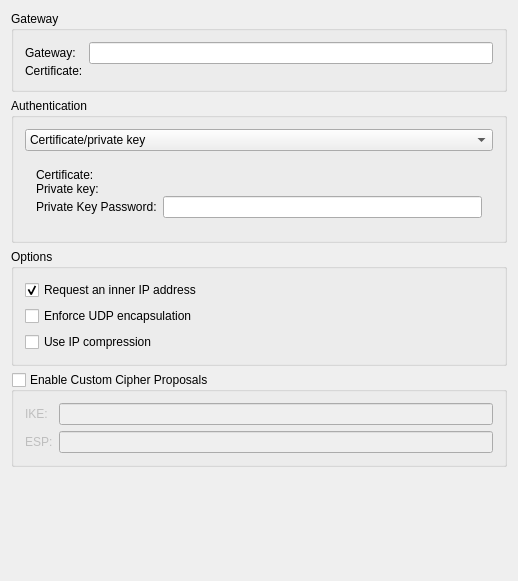
KDE/plasma-nm, file vpn/strongswan/strongswanprop.ui: the form before one commit.
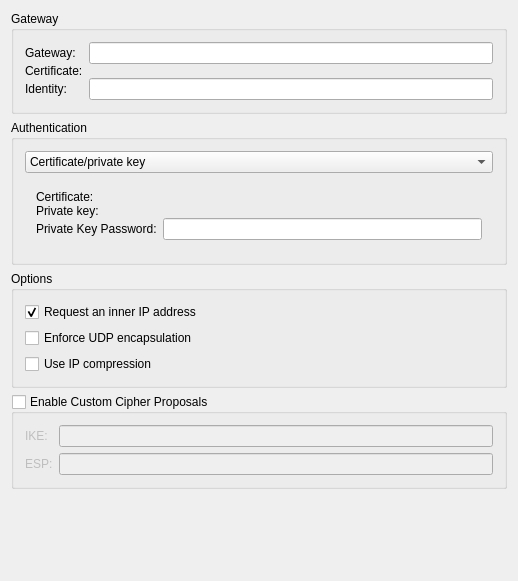
The form after the commit. Custom widgets are drawn as their Qt base class.

Commit message: Add Remote Identity, password options and password save/load

Diff of the .ui file:
```diff
--- a/vpn/strongswan/strongswanprop.ui
+++ b/vpn/strongswan/strongswanprop.ui
@@ -53,6 +53,26 @@
       <item row="1" column="1">
        <widget class="KUrlRequester" name="leGatewayCertificate"/>
       </item>
+      <item row="2" column="0">
+       <widget class="QLabel" name="textLabel3_1">
+        <property name="text">
+         <string>Identity:</string>
+        </property>
+        <property name="wordWrap">
+         <bool>false</bool>
+        </property>
+        <property name="buddy">
+         <cstring>leRemoteIdentity</cstring>
+        </property>
+       </widget>
+      </item>
+      <item row="2" column="1">
+       <widget class="QLineEdit" name="leRemoteIdentity">
+        <property name="clearButtonEnabled">
+         <bool>true</bool>
+        </property>
+       </widget>
+      </item>
      </layout>
     </widget>
    </item>
```
The commit also changes 2 other files.
